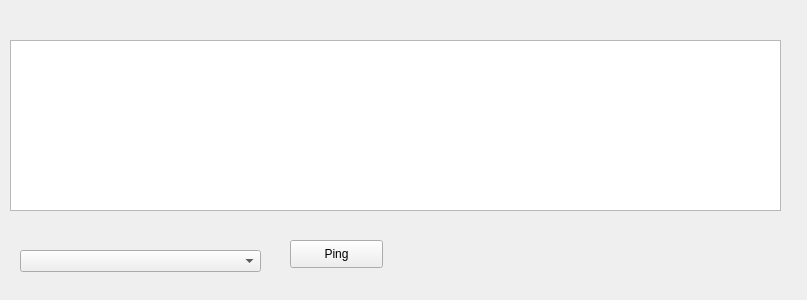
Qt form SPOLKS_Lab_5/Widget.ui (Lexanni/spolks) before a commit.
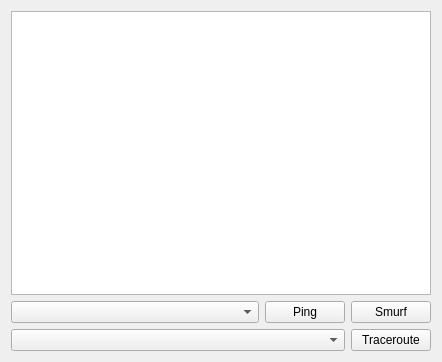
The same form after that commit.

Commit message: Version with ping in lambda function.

The edit to the form file:
```diff
--- a/SPOLKS_Lab_5/Widget.ui
+++ b/SPOLKS_Lab_5/Widget.ui
@@ -6,46 +6,67 @@
    <rect>
     <x>0</x>
     <y>0</y>
-    <width>807</width>
-    <height>300</height>
+    <width>442</width>
+    <height>362</height>
    </rect>
   </property>
   <property name="windowTitle">
    <string>Widget</string>
   </property>
-  <widget class="QTextEdit" name="teOutput">
-   <property name="geometry">
-    <rect>
-     <x>10</x>
-     <y>40</y>
-     <width>771</width>
-     <height>171</height>
-    </rect>
-   </property>
-  </widget>
-  <widget class="QPushButton" name="pbPing">
-   <property name="geometry">
-    <rect>
-     <x>290</x>
-     <y>240</y>
-     <width>93</width>
-     <height>28</height>
-    </rect>
-   </property>
-   <property name="text">
-    <string>Ping</string>
-   </property>
-  </widget>
-  <widget class="QComboBox" name="cbInput">
-   <property name="geometry">
-    <rect>
-     <x>20</x>
-     <y>250</y>
-     <width>241</width>
-     <height>22</height>
-    </rect>
-   </property>
-  </widget>
+  <layout class="QVBoxLayout" name="verticalLayout">
+   <item>
+    <widget class="QTextEdit" name="teOutput"/>
+   </item>
+   <item>
+    <layout class="QHBoxLayout" name="horizontalLayout_2">
+     <item>
+      <widget class="QComboBox" name="cbInput">
+       <property name="sizePolicy">
+        <sizepolicy hsizetype="MinimumExpanding" vsizetype="Fixed">
+         <horstretch>0</horstretch>
+         <verstretch>0</verstretch>
+        </sizepolicy>
+       </property>
+      </widget>
+     </item>
+     <item>
+      <widget class="QPushButton" name="pbPing">
+       <property name="text">
+        <string>Ping</string>
+       </property>
+      </widget>
+     </item>
+     <item>
+      <widget class="QPushButton" name="pushButton_2">
+       <property name="text">
+        <string>Smurf</string>
+       </property>
+      </widget>
+     </item>
+    </layout>
+   </item>
+   <item>
+    <layout class="QHBoxLayout" name="horizontalLayout_5">
+     <item>
+      <widget class="QComboBox" name="comboBox">
+       <property name="sizePolicy">
+        <sizepolicy hsizetype="MinimumExpanding" vsizetype="Fixed">
+         <horstretch>0</horstretch>
+         <verstretch>0</verstretch>
+        </sizepolicy>
+       </property>
+      </widget>
+     </item>
+     <item>
+      <widget class="QPushButton" name="pbTraceroute">
+       <property name="text">
+        <string>Traceroute</string>
+       </property>
+      </widget>
+     </item>
+    </layout>
+   </item>
+  </layout>
  </widget>
  <layoutdefault spacing="6" margin="11"/>
  <resources/>
```
The commit also changes 2 other files.
